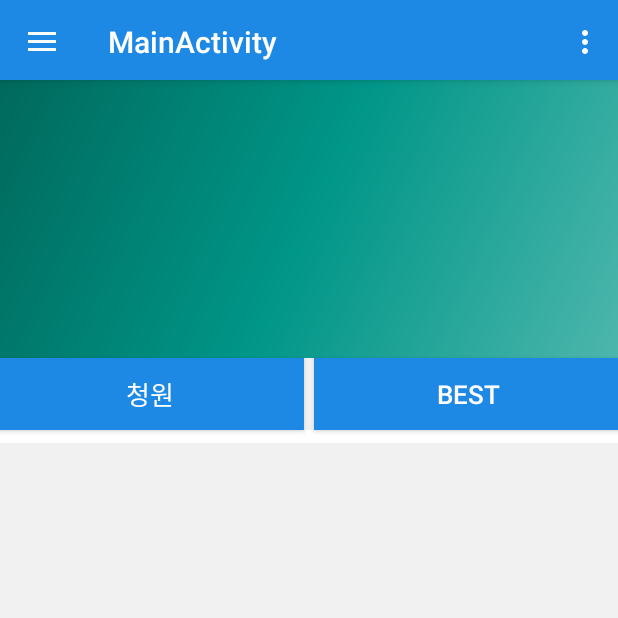
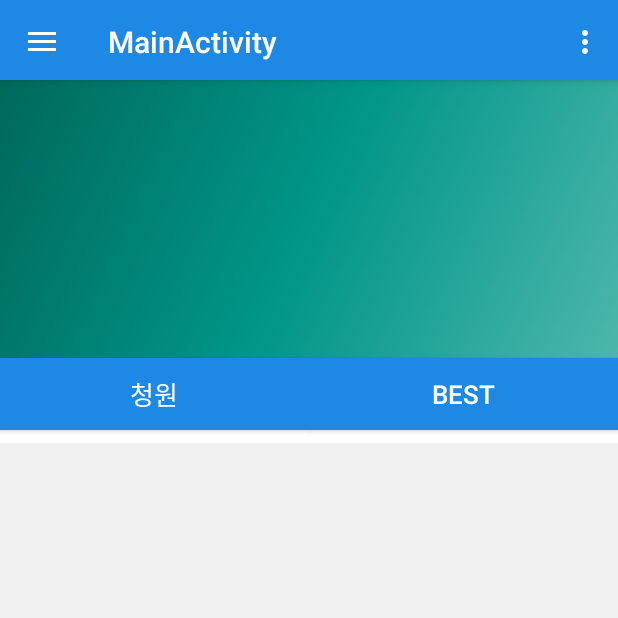
Before and after one commit to dgsw-petition/Android, an Android app: the Main screen opened directly, with no data from a screen before it, on a phone screen of 412 x 824 dp, the top half of it. Run offline under Robolectric (Android 15) with nearby library versions, the phone set to English and light mode, and no system bars; 2 statements that could not run were skipped.

Commit message:
Main
Adapter 해야 함ㅁ

```diff
--- /dev/null
+++ b/app/src/main/java/dgsw/dgsw_root/Adapter/Petition_Adapter.java
@@ -0,0 +1,4 @@
+package dgsw.dgsw_root.Adapter;
+
+public class Petition_Adapter {
+}
--- a/app/src/main/res/layout/content_main.xml
+++ b/app/src/main/res/layout/content_main.xml
@@ -4,10 +4,10 @@
     xmlns:tools="http://schemas.android.com/tools"
     android:layout_width="match_parent"
     android:layout_height="match_parent"
+    android:background="#f1f1f1"
     app:layout_behavior="@string/appbar_scrolling_view_behavior"
     tools:context=".Main"
-    tools:showIn="@layout/app_bar_main"
-    android:background="#f1f1f1">
+    tools:showIn="@layout/app_bar_main">
 
     <ImageButton
         android:id="@+id/imageButton"
@@ -24,9 +24,9 @@
         android:id="@+id/linearLayout10"
         android:layout_width="0dp"
         android:layout_height="0dp"
+        android:background="@color/colorPrimary"
         android:orientation="vertical"
         app:layout_constraintDimensionRatio="10:1.3"
-        android:background="@color/colorPrimary"
         app:layout_constraintEnd_toEndOf="parent"
         app:layout_constraintStart_toStartOf="parent"
         app:layout_constraintTop_toTopOf="parent"></LinearLayout>
@@ -35,7 +35,6 @@
         android:id="@+id/button"
         android:layout_width="0dp"
         android:layout_height="wrap_content"
-        android:layout_marginEnd="3dp"
         android:background="@color/colorPrimary"
         android:text="청원"
         android:textColor="#ffffff"
@@ -50,7 +49,6 @@
         android:id="@+id/button2"
         android:layout_width="0dp"
         android:layout_height="wrap_content"
-        android:layout_marginStart="3dp"
         android:background="@color/colorPrimary"
         android:text="Best"
         android:textColor="#ffffff"
@@ -62,6 +60,7 @@
         app:layout_constraintTop_toBottomOf="@+id/imageButton" />
 
     <android.support.constraint.ConstraintLayout
+        android:id="@+id/constraintLayout7"
         android:layout_width="0dp"
         android:layout_height="0dp"
         android:background="#00000000"
@@ -74,8 +73,8 @@
             android:id="@+id/linearLayout13"
             android:layout_width="0dp"
             android:layout_height="match_parent"
+            android:background="#ffffff"
             android:orientation="vertical"
-            android:background="#ffffff"
             app:layout_constraintBottom_toBottomOf="parent"
             app:layout_constraintEnd_toStartOf="@+id/linearLayout12"
             app:layout_constraintHorizontal_bias="0.5"
@@ -94,4 +93,13 @@
             app:layout_constraintStart_toEndOf="@+id/linearLayout13"
             app:layout_constraintTop_toTopOf="parent"></LinearLayout>
     </android.support.constraint.ConstraintLayout>
+
+    <ListView
+        android:id="@+id/petition_list"
+        android:layout_width="0dp"
+        android:layout_height="0dp"
+        app:layout_constraintBottom_toBottomOf="parent"
+        app:layout_constraintEnd_toEndOf="parent"
+        app:layout_constraintStart_toStartOf="parent"
+        app:layout_constraintTop_toBottomOf="@+id/constraintLayout7" />
 </android.support.constraint.ConstraintLayout>
```
